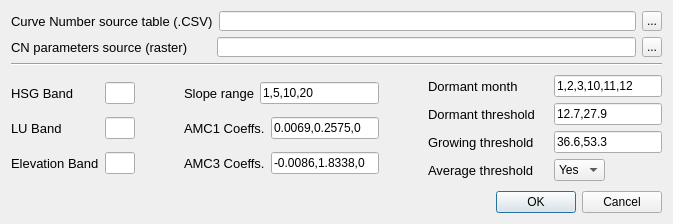
First picture: the form in waterpybal_ui_design/infiltration.ui, repository IDAEA-EVS/waterpybal, before the edit.
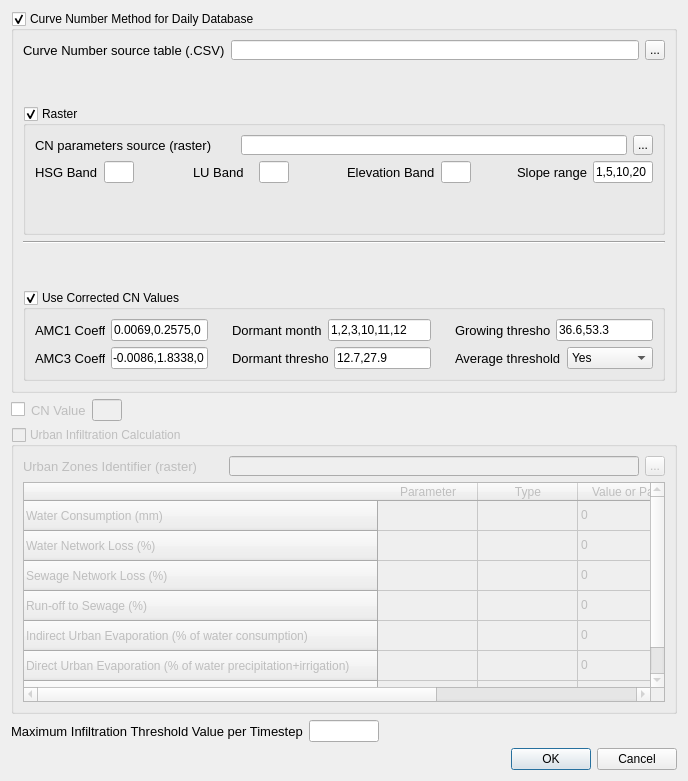
Second picture: the form after the edit.

What changed in the file:
```diff
--- a/waterpybal_ui_design/infiltration.ui
+++ b/waterpybal_ui_design/infiltration.ui
@@ -6,14 +6,38 @@
    <rect>
     <x>0</x>
     <y>0</y>
-    <width>665</width>
-    <height>224</height>
+    <width>688</width>
+    <height>781</height>
    </rect>
   </property>
   <property name="windowTitle">
    <string>Dialog_infiltration</string>
   </property>
-  <layout class="QVBoxLayout" name="verticalLayout_4">
+  <layout class="QVBoxLayout" name="verticalLayout_10">
+   <item>
+    <layout class="QVBoxLayout" name="verticalLayout_8">
+     <item>
+      <widget class="QGroupBox" name="groupBox_curve_number">
+       <property name="enabled">
+        <bool>true</bool>
+       </property>
+       <property name="font">
+        <font>
+         <weight>50</weight>
+         <bold>false</bold>
+         <kerning>true</kerning>
+        </font>
+       </property>
+       <property name="title">
+        <string>Curve Number Method for Daily Database</string>
+       </property>
+       <property name="checkable">
+        <bool>true</bool>
+       </property>
+       <property name="checked">
+        <bool>true</bool>
+       </property>
+       <layout class="QVBoxLayout" name="verticalLayout_7">
    <item>
     <layout class="QHBoxLayout" name="horizontalLayout_6">
      <item>
@@ -27,6 +51,9 @@
        <property name="font">
         <font>
          <pointsize>10</pointsize>
+              <weight>50</weight>
+              <bold>false</bold>
+              <kerning>true</kerning>
         </font>
        </property>
        <property name="text">
@@ -66,6 +93,30 @@
     </layout>
    </item>
    <item>
+         <spacer name="verticalSpacer_5">
+          <property name="orientation">
+           <enum>Qt::Vertical</enum>
+          </property>
+          <property name="sizeHint" stdset="0">
+           <size>
+            <width>20</width>
+            <height>40</height>
+           </size>
+          </property>
+         </spacer>
+        </item>
+        <item>
+         <widget class="QGroupBox" name="groupBox_raster">
+          <property name="title">
+           <string>Raster</string>
+          </property>
+          <property name="checkable">
+           <bool>true</bool>
+          </property>
+          <layout class="QVBoxLayout" name="verticalLayout_5">
+           <item>
+            <layout class="QVBoxLayout" name="verticalLayout_4">
+             <item>
     <layout class="QHBoxLayout" name="horizontalLayout_7">
      <item>
       <widget class="QLabel" name="label_cn_raster">
@@ -78,6 +129,9 @@
        <property name="font">
         <font>
          <pointsize>10</pointsize>
+                   <weight>50</weight>
+                   <bold>false</bold>
+                   <kerning>true</kerning>
         </font>
        </property>
        <property name="text">
@@ -117,29 +171,7 @@
     </layout>
    </item>
    <item>
-    <widget class="Line" name="line">
-     <property name="orientation">
-      <enum>Qt::Horizontal</enum>
-     </property>
-    </widget>
-   </item>
-   <item>
-    <spacer name="verticalSpacer">
-     <property name="orientation">
-      <enum>Qt::Vertical</enum>
-     </property>
-     <property name="sizeHint" stdset="0">
-      <size>
-       <width>651</width>
-       <height>34</height>
-      </size>
-     </property>
-    </spacer>
-   </item>
-   <item>
-    <layout class="QHBoxLayout" name="horizontalLayout_13">
-     <item>
-      <layout class="QVBoxLayout" name="verticalLayout">
+              <layout class="QHBoxLayout" name="horizontalLayout_28">
        <item>
         <layout class="QHBoxLayout" name="horizontalLayout">
          <item>
@@ -159,6 +191,9 @@
            <property name="font">
             <font>
              <pointsize>10</pointsize>
+                     <weight>50</weight>
+                     <bold>false</bold>
+                     <kerning>true</kerning>
             </font>
            </property>
            <property name="text">
@@ -170,7 +205,7 @@
           <widget class="QLineEdit" name="lineEdit_hsg">
            <property name="minimumSize">
             <size>
-             <width>10</width>
+                     <width>30</width>
              <height>20</height>
             </size>
            </property>
@@ -187,6 +222,19 @@
          </item>
         </layout>
        </item>
+               <item>
+                <spacer name="horizontalSpacer_8">
+                 <property name="orientation">
+                  <enum>Qt::Horizontal</enum>
+                 </property>
+                 <property name="sizeHint" stdset="0">
+                  <size>
+                   <width>40</width>
+                   <height>20</height>
+                  </size>
+                 </property>
+                </spacer>
+               </item>
        <item>
         <layout class="QHBoxLayout" name="horizontalLayout_2">
          <item>
@@ -206,6 +254,9 @@
            <property name="font">
             <font>
              <pointsize>10</pointsize>
+                     <weight>50</weight>
+                     <bold>false</bold>
+                     <kerning>true</kerning>
             </font>
            </property>
            <property name="text">
@@ -217,7 +268,7 @@
           <widget class="QLineEdit" name="lineEdit_lu">
            <property name="minimumSize">
             <size>
-             <width>10</width>
+                     <width>30</width>
              <height>20</height>
             </size>
            </property>
@@ -234,13 +285,26 @@
          </item>
         </layout>
        </item>
+               <item>
+                <spacer name="horizontalSpacer_9">
+                 <property name="orientation">
+                  <enum>Qt::Horizontal</enum>
+                 </property>
+                 <property name="sizeHint" stdset="0">
+                  <size>
+                   <width>40</width>
+                   <height>20</height>
+                  </size>
+                 </property>
+                </spacer>
+               </item>
        <item>
         <layout class="QHBoxLayout" name="horizontalLayout_3">
          <item>
           <widget class="QLabel" name="label_elev">
            <property name="minimumSize">
             <size>
-             <width>60</width>
+                     <width>71</width>
              <height>20</height>
             </size>
            </property>
@@ -253,6 +317,9 @@
            <property name="font">
             <font>
              <pointsize>10</pointsize>
+                     <weight>50</weight>
+                     <bold>false</bold>
+                     <kerning>true</kerning>
             </font>
            </property>
            <property name="text">
@@ -264,7 +331,7 @@
           <widget class="QLineEdit" name="lineEdit_elev">
            <property name="minimumSize">
             <size>
-             <width>10</width>
+                     <width>30</width>
              <height>20</height>
             </size>
            </property>
@@ -279,27 +346,21 @@
            </property>
           </widget>
          </item>
-        </layout>
-       </item>
-      </layout>
-     </item>
-     <item>
-      <spacer name="horizontalSpacer_2">
-       <property name="orientation">
-        <enum>Qt::Horizontal</enum>
-       </property>
-       <property name="sizeHint" stdset="0">
-        <size>
-         <width>40</width>
-         <height>20</height>
-        </size>
-       </property>
-      </spacer>
-     </item>
-     <item>
-      <layout class="QVBoxLayout" name="verticalLayout_2">
        <item>
         <layout class="QHBoxLayout" name="horizontalLayout_14">
+                   <item>
+                    <spacer name="horizontalSpacer_10">
+                     <property name="orientation">
+                      <enum>Qt::Horizontal</enum>
+                     </property>
+                     <property name="sizeHint" stdset="0">
+                      <size>
+                       <width>40</width>
+                       <height>20</height>
+                      </size>
+                     </property>
+                    </spacer>
+                   </item>
          <item>
           <widget class="QLabel" name="label_slope">
            <property name="minimumSize">
@@ -317,6 +378,9 @@
            <property name="font">
             <font>
              <pointsize>10</pointsize>
+                       <weight>50</weight>
+                       <bold>false</bold>
+                       <kerning>true</kerning>
             </font>
            </property>
            <property name="text">
@@ -326,6 +390,12 @@
          </item>
          <item>
           <widget class="QLineEdit" name="lineEdit_slope">
+                     <property name="maximumSize">
+                      <size>
+                       <width>60</width>
+                       <height>16777215</height>
+                      </size>
+                     </property>
            <property name="text">
             <string>1,5,10,20</string>
            </property>
@@ -333,13 +403,68 @@
          </item>
         </layout>
        </item>
+                </layout>
+               </item>
+              </layout>
+             </item>
+            </layout>
+           </item>
+           <item>
+            <spacer name="verticalSpacer_3">
+             <property name="orientation">
+              <enum>Qt::Vertical</enum>
+             </property>
+             <property name="sizeHint" stdset="0">
+              <size>
+               <width>20</width>
+               <height>40</height>
+              </size>
+             </property>
+            </spacer>
+           </item>
+          </layout>
+         </widget>
+        </item>
+        <item>
+         <widget class="Line" name="line">
+          <property name="orientation">
+           <enum>Qt::Horizontal</enum>
+          </property>
+         </widget>
+        </item>
+        <item>
+         <spacer name="verticalSpacer_4">
+          <property name="orientation">
+           <enum>Qt::Vertical</enum>
+          </property>
+          <property name="sizeHint" stdset="0">
+           <size>
+            <width>20</width>
+            <height>40</height>
+           </size>
+          </property>
+         </spacer>
+        </item>
+        <item>
+         <widget class="QGroupBox" name="groupBox_corrected_cn">
+          <property name="title">
+           <string>Use Corrected CN Values</string>
+          </property>
+          <property name="checkable">
+           <bool>true</bool>
+          </property>
+          <layout class="QVBoxLayout" name="verticalLayout_6">
+           <item>
+            <layout class="QHBoxLayout" name="horizontalLayout_29">
+             <item>
+              <layout class="QVBoxLayout" name="verticalLayout_2">
        <item>
         <layout class="QHBoxLayout" name="horizontalLayout_4">
          <item>
           <widget class="QLabel" name="label_amc1">
            <property name="minimumSize">
             <size>
-             <width>60</width>
+                     <width>65</width>
              <height>20</height>
             </size>
            </property>
@@ -352,6 +477,9 @@
            <property name="font">
             <font>
              <pointsize>10</pointsize>
+                     <weight>50</weight>
+                     <bold>false</bold>
+                     <kerning>true</kerning>
             </font>
            </property>
            <property name="text">
@@ -361,6 +489,12 @@
          </item>
          <item>
           <widget class="QLineEdit" name="lineEdit_amc1">
+                   <property name="minimumSize">
+                    <size>
+                     <width>80</width>
+                     <height>0</height>
+                    </size>
+                   </property>
            <property name="text">
             <string>0.0069,0.2575,0 </string>
            </property>
@@ -374,7 +508,7 @@
           <widget class="QLabel" name="label_amc3">
            <property name="minimumSize">
             <size>
-             <width>60</width>
+                     <width>65</width>
              <height>20</height>
             </size>
            </property>
@@ -387,6 +521,9 @@
            <property name="font">
             <font>
              <pointsize>10</pointsize>
+                     <weight>50</weight>
+                     <bold>false</bold>
+                     <kerning>true</kerning>
             </font>
            </property>
            <property name="text">
@@ -406,7 +543,7 @@
       </layout>
      </item>
      <item>
-      <spacer name="horizontalSpacer_3">
+              <spacer name="horizontalSpacer_2">
        <property name="orientation">
         <enum>Qt::Horizontal</enum>
        </property>
@@ -419,14 +556,14 @@
       </spacer>
      </item>
      <item>
-      <layout class="QVBoxLayout" name="verticalLayout_3">
+              <layout class="QVBoxLayout" name="verticalLayout">
        <item>
         <layout class="QHBoxLayout" name="horizontalLayout_8">
          <item>
           <widget class="QLabel" name="label_dormant_month">
            <property name="minimumSize">
             <size>
-             <width>120</width>
+                     <width>90</width>
              <height>20</height>
             </size>
            </property>
@@ -439,6 +576,9 @@
            <property name="font">
             <font>
              <pointsize>10</pointsize>
+                     <weight>50</weight>
+                     <bold>false</bold>
+                     <kerning>true</kerning>
             </font>
            </property>
            <property name="text">
@@ -448,6 +588,12 @@
          </item>
          <item>
           <widget class="QLineEdit" name="lineEdit_dormant_month">
+                   <property name="minimumSize">
+                    <size>
+                     <width>70</width>
+                     <height>0</height>
+                    </size>
+                   </property>
            <property name="text">
             <string>1,2,3,10,11,12</string>
            </property>
@@ -461,7 +607,7 @@
           <widget class="QLabel" name="label_dormant">
            <property name="minimumSize">
             <size>
-             <width>120</width>
+                     <width>90</width>
              <height>20</height>
             </size>
            </property>
@@ -474,6 +620,9 @@
            <property name="font">
             <font>
              <pointsize>10</pointsize>
+                     <weight>50</weight>
+                     <bold>false</bold>
+                     <kerning>true</kerning>
             </font>
            </property>
            <property name="text">
@@ -490,13 +639,30 @@
          </item>
         </layout>
        </item>
+              </layout>
+             </item>
+             <item>
+              <spacer name="horizontalSpacer">
+               <property name="orientation">
+                <enum>Qt::Horizontal</enum>
+               </property>
+               <property name="sizeHint" stdset="0">
+                <size>
+                 <width>40</width>
+                 <height>20</height>
+                </size>
+               </property>
+              </spacer>
+             </item>
+             <item>
+              <layout class="QVBoxLayout" name="verticalLayout_3">
        <item>
         <layout class="QHBoxLayout" name="horizontalLayout_9">
          <item>
           <widget class="QLabel" name="label_growing">
            <property name="minimumSize">
             <size>
-             <width>120</width>
+                     <width>90</width>
              <height>20</height>
             </size>
            </property>
@@ -509,6 +675,9 @@
            <property name="font">
             <font>
              <pointsize>10</pointsize>
+                     <weight>50</weight>
+                     <bold>false</bold>
+                     <kerning>true</kerning>
             </font>
            </property>
            <property name="text">
@@ -533,7 +702,7 @@
             <widget class="QLabel" name="label_average">
              <property name="minimumSize">
               <size>
-               <width>120</width>
+                       <width>90</width>
                <height>20</height>
               </size>
              </property>
@@ -546,6 +715,9 @@
              <property name="font">
               <font>
                <pointsize>10</pointsize>
+                       <weight>50</weight>
+                       <bold>false</bold>
+                       <kerning>true</kerning>
               </font>
              </property>
              <property name="text">
@@ -557,7 +729,7 @@
             <widget class="QComboBox" name="comboBox_average">
              <property name="minimumSize">
               <size>
-               <width>30</width>
+                       <width>40</width>
                <height>0</height>
               </size>
              </property>
@@ -575,8 +747,81 @@
            </item>
           </layout>
          </item>
+                </layout>
+               </item>
+              </layout>
+             </item>
+            </layout>
+           </item>
+          </layout>
+         </widget>
+        </item>
+       </layout>
+      </widget>
+     </item>
          <item>
-          <spacer name="horizontalSpacer">
+      <layout class="QHBoxLayout" name="horizontalLayout_13">
+       <item>
+        <widget class="QCheckBox" name="checkBox_cn_value">
+         <property name="text">
+          <string/>
+         </property>
+        </widget>
+       </item>
+       <item>
+        <widget class="QLabel" name="label_cn_val">
+         <property name="enabled">
+          <bool>false</bool>
+         </property>
+         <property name="minimumSize">
+          <size>
+           <width>50</width>
+           <height>20</height>
+          </size>
+         </property>
+         <property name="maximumSize">
+          <size>
+           <width>60</width>
+           <height>16777215</height>
+          </size>
+         </property>
+         <property name="font">
+          <font>
+           <pointsize>10</pointsize>
+           <weight>50</weight>
+           <bold>false</bold>
+           <kerning>true</kerning>
+          </font>
+         </property>
+         <property name="text">
+          <string>CN Value</string>
+         </property>
+        </widget>
+       </item>
+       <item>
+        <widget class="QLineEdit" name="lineEdit_CN_Val">
+         <property name="enabled">
+          <bool>false</bool>
+         </property>
+         <property name="minimumSize">
+          <size>
+           <width>30</width>
+           <height>20</height>
+          </size>
+         </property>
+         <property name="maximumSize">
+          <size>
+           <width>30</width>
+           <height>16777215</height>
+          </size>
+         </property>
+         <property name="text">
+          <string/>
+         </property>
+        </widget>
+       </item>
+       <item>
+        <spacer name="horizontalSpacer_3">
            <property name="orientation">
             <enum>Qt::Horizontal</enum>
            </property>
@@ -592,20 +837,230 @@
        </item>
       </layout>
      </item>
+   <item>
+    <widget class="QGroupBox" name="groupBox_urban">
+     <property name="enabled">
+      <bool>false</bool>
+     </property>
+     <property name="title">
+      <string>Urban Infiltration Calculation</string>
+     </property>
+     <property name="checkable">
+      <bool>true</bool>
+     </property>
+     <property name="checked">
+      <bool>false</bool>
+     </property>
+     <layout class="QVBoxLayout" name="verticalLayout_9">
+      <item>
+       <layout class="QHBoxLayout" name="horizontalLayout_16">
+        <item>
+         <widget class="QLabel" name="label_urban_zone_raster">
+          <property name="minimumSize">
+           <size>
+            <width>200</width>
+            <height>20</height>
+           </size>
+          </property>
+          <property name="font">
+           <font>
+            <pointsize>10</pointsize>
+            <weight>50</weight>
+            <bold>false</bold>
+            <kerning>true</kerning>
+           </font>
+          </property>
+          <property name="text">
+           <string>Urban Zones Identifier (raster)</string>
+          </property>
+         </widget>
+        </item>
+        <item>
+         <widget class="QLineEdit" name="lineEdit_urban_zone_raster">
+          <property name="minimumSize">
+           <size>
+            <width>160</width>
+            <height>20</height>
+           </size>
+          </property>
+         </widget>
+        </item>
+        <item>
+         <widget class="QToolButton" name="toolButton_browse_urban_zone_raster">
+          <property name="sizePolicy">
+           <sizepolicy hsizetype="Preferred" vsizetype="Fixed">
+            <horstretch>0</horstretch>
+            <verstretch>0</verstretch>
+           </sizepolicy>
+          </property>
+          <property name="maximumSize">
+           <size>
+            <width>20</width>
+            <height>20</height>
+           </size>
+          </property>
+          <property name="text">
+           <string>...</string>
+          </property>
+         </widget>
+        </item>
     </layout>
    </item>
    <item>
-    <spacer name="verticalSpacer_2">
+       <widget class="QTableWidget" name="tableWidget_urban">
+        <property name="enabled">
+         <bool>false</bool>
+        </property>
+        <property name="minimumSize">
+         <size>
+          <width>600</width>
+          <height>200</height>
+         </size>
+        </property>
+        <row>
+         <property name="text">
+          <string>Water Consumption (mm)</string>
+         </property>
+        </row>
+        <row>
+         <property name="text">
+          <string>Water Network Loss (%)</string>
+         </property>
+        </row>
+        <row>
+         <property name="text">
+          <string>Sewage Network Loss (%)</string>
+         </property>
+        </row>
+        <row>
+         <property name="text">
+          <string>Run-off to Sewage (%)</string>
+         </property>
+        </row>
+        <row>
+         <property name="text">
+          <string>Indirect Urban Evaporation (% of water consumption)</string>
+         </property>
+        </row>
+        <row>
+         <property name="text">
+          <string>Direct Urban Evaporation (% of water precipitation+irrigation)</string>
+         </property>
+        </row>
+        <row>
+         <property name="text">
+          <string>Direct Infiltration (% of water precipitation+irrigation)</string>
+         </property>
+        </row>
+        <column>
+         <property name="text">
+          <string>Parameter</string>
+         </property>
+        </column>
+        <column>
+         <property name="text">
+          <string>Type</string>
+         </property>
+        </column>
+        <column>
+         <property name="text">
+          <string>Value or Path</string>
+         </property>
+        </column>
+        <item row="0" column="2">
+         <property name="text">
+          <string>0</string>
+         </property>
+        </item>
+        <item row="1" column="2">
+         <property name="text">
+          <string>0</string>
+         </property>
+        </item>
+        <item row="2" column="2">
+         <property name="text">
+          <string>0</string>
+         </property>
+        </item>
+        <item row="3" column="2">
+         <property name="text">
+          <string>0</string>
+         </property>
+        </item>
+        <item row="4" column="2">
+         <property name="text">
+          <string>0</string>
+         </property>
+        </item>
+        <item row="5" column="2">
+         <property name="text">
+          <string>0</string>
+         </property>
+        </item>
+        <item row="6" column="2">
+         <property name="text">
+          <string>0</string>
+         </property>
+        </item>
+       </widget>
+      </item>
+     </layout>
+    </widget>
+   </item>
+   <item>
+    <layout class="QHBoxLayout" name="horizontalLayout_15">
+     <item>
+      <widget class="QLabel" name="label_max_infilt">
+       <property name="minimumSize">
+        <size>
+         <width>250</width>
+         <height>20</height>
+        </size>
+       </property>
+       <property name="font">
+        <font>
+         <pointsize>10</pointsize>
+         <kerning>true</kerning>
+        </font>
+       </property>
+       <property name="text">
+        <string>Maximum Infiltration Threshold Value per Timestep</string>
+       </property>
+      </widget>
+     </item>
+     <item>
+      <widget class="QLineEdit" name="lineEdit__max_infilt">
+       <property name="minimumSize">
+        <size>
+         <width>50</width>
+         <height>20</height>
+        </size>
+       </property>
+       <property name="maximumSize">
+        <size>
+         <width>70</width>
+         <height>16777215</height>
+        </size>
+       </property>
+       <property name="text">
+        <string/>
+       </property>
+      </widget>
+     </item>
+     <item>
+      <spacer name="horizontalSpacer_4">
      <property name="orientation">
-      <enum>Qt::Vertical</enum>
+        <enum>Qt::Horizontal</enum>
      </property>
      <property name="sizeHint" stdset="0">
       <size>
-       <width>651</width>
-       <height>34</height>
+         <width>40</width>
+         <height>20</height>
       </size>
      </property>
     </spacer>
+     </item>
+    </layout>
    </item>
    <item>
     <widget class="QDialogButtonBox" name="buttonBox">
```
Lines whose indentation alone changed are shown as unchanged.
